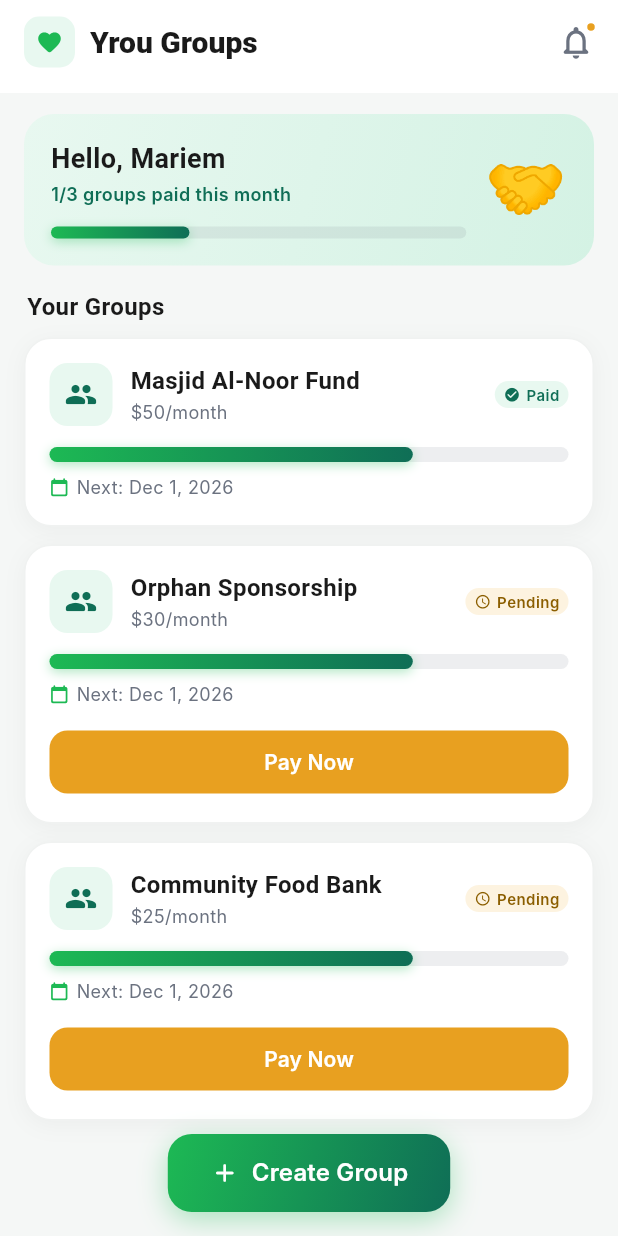
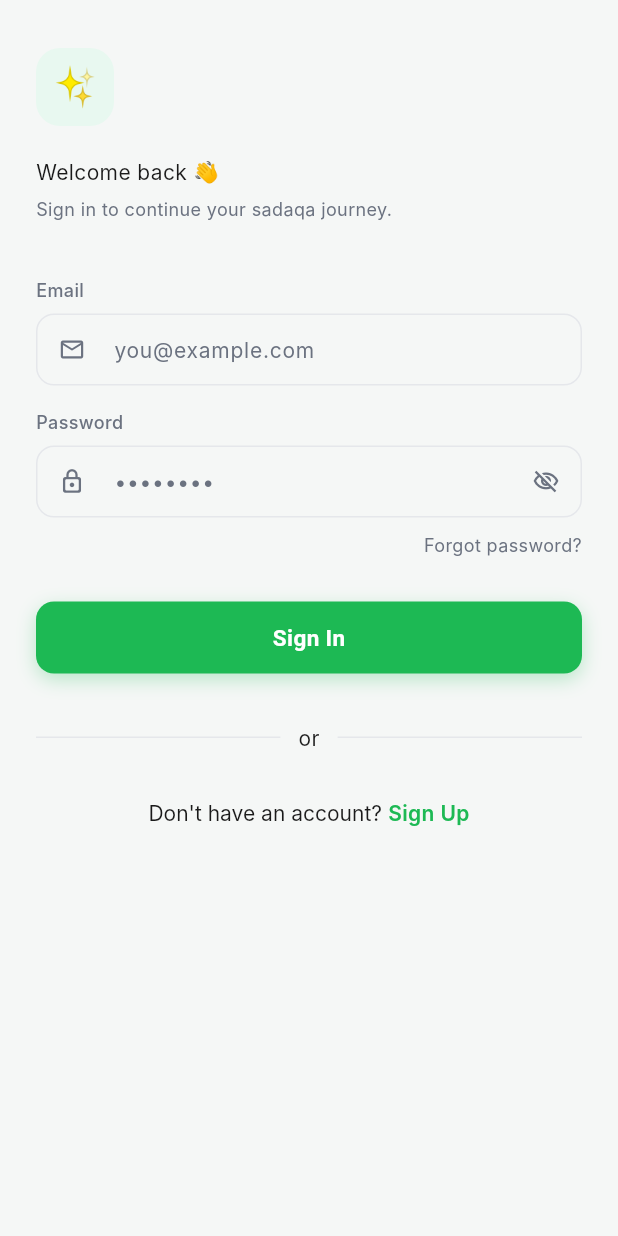
Before and after one commit to Mariamadham8/Sadaqa-App, a Flutter app: the screen it shows after launch, on a phone screen of 412 x 824 dp. Run offline on Flutter 3.47's test engine with Material 3 defaults, Android fonts, the phone set to English and light mode, and no system bars; our stand-ins replace bloc, cloud_firestore, dartz, firebase_auth, firebase_core, flutter_bloc and 4 more; missing offline and left inert: onesignal_flutter; accounts and stored records are empty; Roboto replaces fonts that are missing (Inter, Nunito).

Commit message:
login &sign up

```diff
--- a/lib/core/router/app_router.dart
+++ b/lib/core/router/app_router.dart
@@ -1,9 +1,19 @@
 import 'package:flutter/material.dart';
 import 'package:go_router/go_router.dart';
+import 'package:sadaqa_app/features/auth/presentation/views/login_view.dart';
+import 'package:sadaqa_app/features/auth/presentation/views/signup.dart';
 
 class AppRouter {
   static const kSpalshview = '/spalsh';
+  static const kLoginview = '/login';
+  static const kSignupview = '/signup';
   final GoRouter router = GoRouter(
-    routes: [GoRoute(path: '/spalsh', builder: (context, state) => Center())],
+    routes: [
+
+       GoRoute(path: '/', builder: (context, state) => LoginView()),
+       GoRoute(path: '/login', builder: (context, state) => LoginView()),
+      GoRoute(path: '/spalsh', builder: (context, state) => Center()),
+      GoRoute(path: '/signup', builder: (context, state) => SignupView()),
+    ],
   );
 }
--- a/lib/core/utils/app_colors.dart
+++ b/lib/core/utils/app_colors.dart
@@ -5,6 +5,7 @@ abstract class AppColors {
   static const Color primary = Color(0xFF1DB954);
   static const Color primaryLight = Color(0xFFE8F8F0);
   static const Color primaryDark = Color(0xFF0F6E56);
+  static const Color scaffold = Color(0xFFF5F7F6);
 
   // Gold / Pending
   static const Color gold = Color(0xFFE8A020);
--- a/lib/core/widgets/custom_input_field.dart
+++ b/lib/core/widgets/custom_input_field.dart
@@ -2,13 +2,23 @@ import 'package:flutter/material.dart';
 import 'package:sadaqa_app/core/utils/app_colors.dart';
 import 'package:sadaqa_app/core/utils/app_fonts.dart';
 
-class InputField extends StatelessWidget {
+class InputField extends StatefulWidget {
   const InputField({
+    super.key,
     required this.controller,
     required this.hint,
     this.maxLines = 1,
     this.keyboardType,
     this.validator,
+    this.label,
+    this.prefixIcon,
+    this.textInputAction,
+    this.isPassword = false,
+    this.onChanged,
+    this.onFieldSubmitted,
+    this.focusNode,
+    this.enabled = true,
+    this.autofillHints,
   });
 
   final TextEditingController controller;
@@ -17,16 +27,54 @@ class InputField extends StatelessWidget {
   final TextInputType? keyboardType;
   final String? Function(String?)? validator;
 
+  final String? label;
+  final IconData? prefixIcon;
+  final TextInputAction? textInputAction;
+  final bool isPassword;
+  final void Function(String)? onChanged;
+  final void Function(String)? onFieldSubmitted;
+  final FocusNode? focusNode;
+  final bool enabled;
+  final Iterable<String>? autofillHints;
+
+  @override
+  State<InputField> createState() => _InputFieldState();
+}
+
+class _InputFieldState extends State<InputField> {
+  bool _obscureText = true;
+
   @override
   Widget build(BuildContext context) {
-    return TextFormField(
-      controller: controller,
-      maxLines: maxLines,
-      keyboardType: keyboardType,
-      validator: validator,
+    return Column(
+      crossAxisAlignment: CrossAxisAlignment.start,
+      mainAxisSize: MainAxisSize.min,
+      children: [
+        if (widget.label != null) ...[
+          Text(
+            widget.label!,
+            style: AppTextStyles.bodySmall.copyWith(
+              color: AppColors.textMuted,
+              fontWeight: FontWeight.w500,
+            ),
+          ),
+          const SizedBox(height: 6),
+        ],
+        TextFormField(
+          controller: widget.controller,
+          maxLines: widget.isPassword ? 1 : widget.maxLines,
+          keyboardType: widget.keyboardType,
+          validator: widget.validator,
+          textInputAction: widget.textInputAction,
+          obscureText: widget.isPassword && _obscureText,
+          onChanged: widget.onChanged,
+          onFieldSubmitted: widget.onFieldSubmitted,
+          focusNode: widget.focusNode,
+          enabled: widget.enabled,
+          autofillHints: widget.autofillHints,
           style: AppTextStyles.bodyMedium,
           decoration: InputDecoration(
-        hintText: hint,
+            hintText: widget.hint,
             hintStyle: AppTextStyles.bodyMedium.copyWith(
               color: AppColors.textMuted,
             ),
@@ -36,6 +84,22 @@ class InputField extends StatelessWidget {
               horizontal: 14,
               vertical: 12,
             ),
+            prefixIcon: widget.prefixIcon != null
+                ? Icon(widget.prefixIcon, size: 18, color: AppColors.textMuted)
+                : null,
+            suffixIcon: widget.isPassword
+                ? IconButton(
+                    icon: Icon(
+                      _obscureText
+                          ? Icons.visibility_off_outlined
+                          : Icons.visibility_outlined,
+                      size: 18,
+                      color: AppColors.textMuted,
+                    ),
+                    onPressed: () =>
+                        setState(() => _obscureText = !_obscureText),
+                  )
+                : null,
             border: OutlineInputBorder(
               borderRadius: BorderRadius.circular(12),
               borderSide: const BorderSide(color: AppColors.border),
@@ -46,13 +110,16 @@ class InputField extends StatelessWidget {
             ),
             focusedBorder: OutlineInputBorder(
               borderRadius: BorderRadius.circular(12),
-          borderSide: const BorderSide(color: AppColors.primary, width: 1.5),
+              borderSide:
+                  const BorderSide(color: AppColors.primary, width: 1.5),
             ),
             errorBorder: OutlineInputBorder(
               borderRadius: BorderRadius.circular(12),
               borderSide: const BorderSide(color: AppColors.danger),
             ),
           ),
+        ),
+      ],
     );
   }
 }
--- /dev/null
+++ b/lib/features/auth/presentation/views/login_view.dart
@@ -0,0 +1,159 @@
+import 'package:flutter/material.dart';
+import 'package:go_router/go_router.dart';
+import 'package:sadaqa_app/core/router/app_router.dart';
+import 'package:sadaqa_app/core/utils/app_colors.dart';
+import 'package:sadaqa_app/core/utils/app_fonts.dart';
+import 'package:sadaqa_app/core/utils/validators.dart';
+import 'package:sadaqa_app/core/widgets/custom_button.dart';
+import 'package:sadaqa_app/core/widgets/custom_input_field.dart';
+import 'package:sadaqa_app/features/auth/presentation/widgets/auth_header.dart';
+import 'package:sadaqa_app/features/auth/presentation/widgets/ordivider.dart';
+
+
+class LoginView extends StatefulWidget {
+  const LoginView({super.key});
+
+  @override
+  State<LoginView> createState() => _LoginViewState();
+}
+
+class _LoginViewState extends State<LoginView> {
+  final _formKey = GlobalKey<FormState>();
+  final _emailController = TextEditingController();
+  final _passwordController = TextEditingController();
+  final _emailFocus = FocusNode();
+  final _passwordFocus = FocusNode();
+
+  bool _isLoading = false;
+
+  @override
+  void dispose() {
+    _emailController.dispose();
+    _passwordController.dispose();
+    _emailFocus.dispose();
+    _passwordFocus.dispose();
+    super.dispose();
+  }
+
+  Future<void> _onLoginPressed() async {
+    if (!_formKey.currentState!.validate()) return;
+    setState(() => _isLoading = true);
+
+    // TODO: call AuthCubit.login(_emailController.text, _passwordController.text)
+    await Future.delayed(const Duration(seconds: 2)); // remove when wiring cubit
+
+    setState(() => _isLoading = false);
+    // TODO: context.go('/home')
+  }
+
+  @override
+  Widget build(BuildContext context) {
+    return Scaffold(
+      backgroundColor: AppColors.scaffold,
+      body: SafeArea(
+        child: SingleChildScrollView(
+          padding: const EdgeInsets.symmetric(horizontal: 24, vertical: 32),
+          child: Form(
+            key: _formKey,
+            child: Column(
+              crossAxisAlignment: CrossAxisAlignment.start,
+              children: [
+                const AuthHeader(
+                  title: 'Welcome back 👋',
+                  subtitle:
+                      'Sign in to continue your sadaqa journey.',
+                ),
+                const SizedBox(height: 36),
+
+                // ── Email ──────────────────────────────────────────────────
+                InputField(
+                  controller: _emailController,
+                  hint: 'you@example.com',
+                  focusNode: _emailFocus,
+                  label: 'Email',
+                  prefixIcon: Icons.email_outlined,
+                  keyboardType: TextInputType.emailAddress,
+                  textInputAction: TextInputAction.next,
+                  autofillHints: const [AutofillHints.email],
+                  onFieldSubmitted: (_) =>
+                      FocusScope.of(context).requestFocus(_passwordFocus),
+                  validator: FieldValidators.email
+                ),
+                const SizedBox(height: 16),
+
+                // ── Password ───────────────────────────────────────────────
+                InputField(
+                  controller: _passwordController,
+                  focusNode: _passwordFocus,
+                  label: 'Password',
+                  hint: '••••••••',
+                  prefixIcon: Icons.lock_outline_rounded,
+                  isPassword: true,
+                  textInputAction: TextInputAction.done,
+                  autofillHints: const [AutofillHints.password],
+                  onFieldSubmitted: (_) => _onLoginPressed(),
+                  validator: FieldValidators.password
+                ),
+                const SizedBox(height: 10),
+
+                // ── Forgot password ────────────────────────────────────────
+                Align(
+                  alignment: Alignment.centerRight,
+                  child: GestureDetector(
+                    onTap: () {
+                      // TODO: context.push('/forgot-password')
+                    },
+                    child: Text('Forgot password?', style: AppTextStyles.bodySmall),
+                  ),
+                ),
+                const SizedBox(height: 28),
+
+                // ── Login button ───────────────────────────────────────────
+                AppButton(
+                  label: 'Sign In',
+                  isLoading: _isLoading,
+                  onPressed: _onLoginPressed,
+
+                ),
+                const SizedBox(height: 32),
+
+                // ── Divider ────────────────────────────────────────────────
+                OrDivider(),
+                const SizedBox(height: 28),
+
+
+                // ── Sign up link ───────────────────────────────────────────
+                Center(
+                  child: RichText(
+                    text: TextSpan(
+                      style: AppTextStyles.bodyMedium,
+                      children: [
+                        const TextSpan(text: "Don't have an account? "),
+                        WidgetSpan(
+                          alignment: PlaceholderAlignment.baseline,
+                          baseline: TextBaseline.alphabetic,
+                          child: GestureDetector(
+                            onTap: () {
+                              context.push(AppRouter.kSignupview);
+                            },
+                            child: Text(
+                              'Sign Up',
+                              style: AppTextStyles.bodyMedium.copyWith(
+                                color: AppColors.primary,
+                                fontWeight: FontWeight.w600,
+                              ),
+                            ),
+                          ),
+                        ),
+                      ],
+                    ),
+                  ),
+                ),
+              ],
+            ),
+          ),
+        ),
+      ),
+    );
+  }
+}
--- /dev/null
+++ b/lib/features/auth/presentation/widgets/auth_header.dart
@@ -0,0 +1,39 @@
+import 'package:flutter/material.dart';
+import 'package:sadaqa_app/core/utils/app_colors.dart';
+import 'package:sadaqa_app/core/utils/app_fonts.dart';
+
+
+class AuthHeader extends StatelessWidget {
+  const AuthHeader({
+    super.key,
+    required this.title,
+    required this.subtitle,
+  });
+
+  final String title;
+  final String subtitle;
+
+  @override
+  Widget build(BuildContext context) {
+    return Column(
+      crossAxisAlignment: CrossAxisAlignment.start,
+      children: [
+        // Logo / brand mark
+        Container(
+          width: 52,
+          height: 52,
+          decoration: BoxDecoration(
+            color: AppColors.primaryLight,
+            borderRadius: BorderRadius.circular(16),
+          ),
+          alignment: Alignment.center,
+          child: const Text('✨', style: TextStyle(fontSize: 26)),
+        ),
+        const SizedBox(height: 20),
+        Text(title, style: AppTextStyles.bodyMedium),
+        const SizedBox(height: 6),
+        Text(subtitle, style: AppTextStyles.bodySmall.copyWith(color: AppColors.textMuted)),
+      ],
+    );
+  }
+}
--- /dev/null
+++ b/lib/features/auth/presentation/widgets/ordivider.dart
@@ -0,0 +1,20 @@
+
+import 'package:flutter/material.dart';
+import 'package:sadaqa_app/core/utils/app_colors.dart';
+import 'package:sadaqa_app/core/utils/app_fonts.dart';
+
+class OrDivider extends StatelessWidget {
+  @override
+  Widget build(BuildContext context) {
+    return Row(
+      children: [
+        const Expanded(child: Divider(color: AppColors.border, thickness: 1)),
+        Padding(
+          padding: const EdgeInsets.symmetric(horizontal: 12),
+          child: Text('or', style: AppTextStyles.bodyMedium),
+        ),
+        const Expanded(child: Divider(color: AppColors.border, thickness: 1)),
+      ],
+    );
+  }
+}
--- a/lib/features/group/presentation/widgets/fab_button.dart
+++ b/lib/features/group/presentation/widgets/fab_button.dart
@@ -1,6 +1,6 @@
 import 'package:flutter/material.dart';
 import 'package:sadaqa_app/core/utils/app_colors.dart';
-import 'package:sadaqa_app/core/utils/app_fonts.dart';
+
 
 class CreateGroupFab extends StatelessWidget {
   const CreateGroupFab({required this.onTap});
@@ -13,7 +13,7 @@ class CreateGroupFab extends StatelessWidget {
       onTap: onTap,
       child: Container(
         height: 52,
-        padding: const EdgeInsets.symmetric(horizontal: 28),
+        width: 52,
         decoration: BoxDecoration(
           gradient: const LinearGradient(
             colors: [AppColors.primary, AppColors.primaryDark],
@@ -29,17 +29,8 @@ class CreateGroupFab extends StatelessWidget {
             ),
           ],
         ),
-        child: Row(
-          mainAxisSize: MainAxisSize.min,
-          children: [
-            const Icon(Icons.add_rounded, color: Colors.white, size: 20),
-            const SizedBox(width: 8),
-            Text(
-              'Create Group',
-              style: AppTextStyles.buttonLarge.copyWith(color: Colors.white),
-            ),
-          ],
-        ),
+        child:  const Icon(Icons.add_rounded, color: Colors.white, size: 30),
+
       ),
     );
   }
--- a/lib/features/group/presentation/widgets/user_groups_body.dart
+++ b/lib/features/group/presentation/widgets/user_groups_body.dart
@@ -42,7 +42,7 @@ class _UserGroupsViewBodyState extends State<UserGroupsViewBody> {
       floatingActionButton: CreateGroupFab(
         onTap: () => _openAddGroupDialog(context),
       ),
-      floatingActionButtonLocation: FloatingActionButtonLocation.centerFloat,
+      floatingActionButtonLocation: FloatingActionButtonLocation.endFloat,
     );
   }
 }
--- a/lib/main.dart
+++ b/lib/main.dart
@@ -1,6 +1,7 @@
 import 'package:firebase_core/firebase_core.dart';
 import 'package:flutter/material.dart';
 import 'package:sadaqa_app/core/dependancy%20injection/di.dart';
+import 'package:sadaqa_app/core/router/app_router.dart';
 import 'package:sadaqa_app/core/services/fcm%20service/local_notification_service.dart';
 import 'package:sadaqa_app/features/group/presentation/views/home_view.dart';
 import 'firebase_options.dart';
@@ -21,10 +22,10 @@ class MyApp extends StatelessWidget {
 
   @override
   Widget build(BuildContext context) {
-    return MaterialApp(
+    return MaterialApp.router(
+      routerConfig: AppRouter().router,
       title: 'Sadaqa App',
       debugShowCheckedModeBanner: false,
-      home: const UserGroupsView(),
     );
   }
 }
```
Also changed, not shown: lib/core/utils/validators.dart (+100 -0 lines), lib/features/auth/presentation/views/signup.dart (added, +197 -0 lines). Lines whose indentation alone changed are shown as unchanged.
